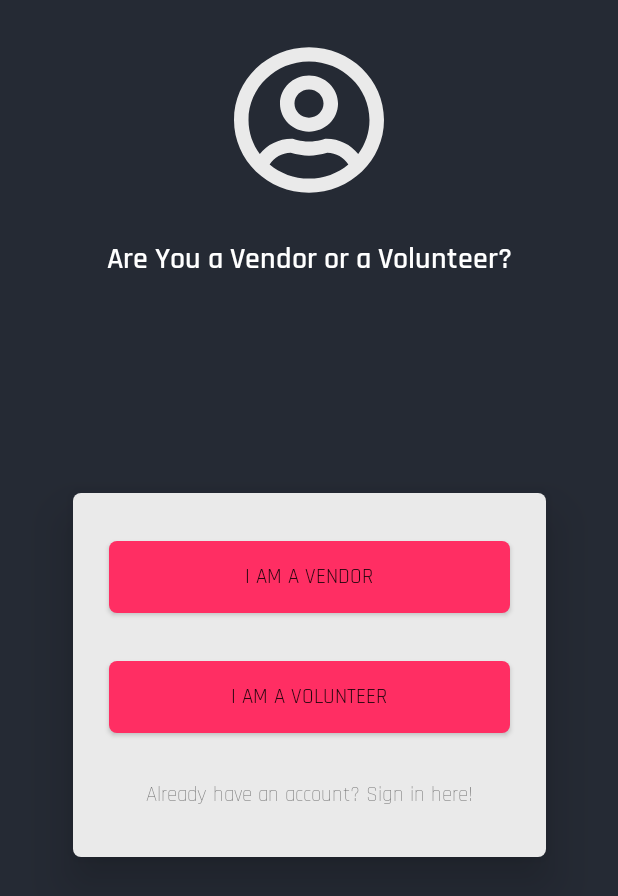
After one commit to Andrei250/covidhelper, an Android app: the ShopOrVolunteer screen opened directly, with no data from a screen before it, on a phone screen of 412 x 824 dp. The commit adds this screen. Shown: the top 896 px of the screen. Run offline under Robolectric (Android 15) with nearby library versions, the phone set to English and light mode, and no system bars.

Commit message:
Vendor or Volunteer activity created

```diff
--- a/app/src/main/AndroidManifest.xml
+++ b/app/src/main/AndroidManifest.xml
@@ -2,7 +2,7 @@
 <manifest xmlns:android="http://schemas.android.com/apk/res/android"
     package="com.example.covidhelper">
 
-    <uses-permission android:name="android.permission.INTERNET"/>
+    <uses-permission android:name="android.permission.INTERNET" />
 
     <application
         android:allowBackup="true"
@@ -11,6 +11,13 @@
         android:roundIcon="@mipmap/ic_launcher_round"
         android:supportsRtl="true"
         android:theme="@style/Theme.Design.Light.NoActionBar">
+        <activity android:name=".ShopOrVolunteer">
+            <intent-filter>
+                <action android:name="android.intent.action.MAIN" />
+
+                <category android:name="android.intent.category.LAUNCHER" />
+            </intent-filter>
+        </activity>
         <activity android:name=".LoginActivity">
             <intent-filter>
                 <action android:name="android.intent.action.MAIN" />
@@ -39,7 +46,6 @@
                 <category android:name="android.intent.category.LAUNCHER" />
             </intent-filter>
         </activity>
-
         <activity android:name=".AdminPanelActivity">
             <intent-filter>
                 <action android:name="android.intent.action.MAIN" />
@@ -47,7 +53,6 @@
                 <category android:name="android.intent.category.LAUNCHER" />
             </intent-filter>
         </activity>
-
         <activity android:name=".DisplayUsersActivity">
             <intent-filter>
                 <action android:name="android.intent.action.MAIN" />
@@ -55,7 +60,6 @@
                 <category android:name="android.intent.category.LAUNCHER" />
             </intent-filter>
         </activity>
-
         <activity android:name=".ModifyUser">
             <intent-filter>
                 <action android:name="android.intent.action.MAIN" />
@@ -63,7 +67,6 @@
                 <category android:name="android.intent.category.LAUNCHER" />
             </intent-filter>
         </activity>
-
         <activity android:name=".SeeUserDetails">
             <intent-filter>
                 <action android:name="android.intent.action.MAIN" />
--- /dev/null
+++ b/app/src/main/java/com/example/covidhelper/ShopOrVolunteer.java
@@ -0,0 +1,49 @@
+package com.example.covidhelper;
+
+import androidx.appcompat.app.AppCompatActivity;
+
+import android.content.Intent;
+import android.os.Bundle;
+import android.view.View;
+import android.widget.Button;
+import android.widget.TextView;
+
+public class ShopOrVolunteer extends AppCompatActivity {
+
+    @Override
+    protected void onCreate(Bundle savedInstanceState) {
+        super.onCreate(savedInstanceState);
+        setContentView(R.layout.activity_shop_or_volunteer);
+
+        Button vendor_btn = findViewById(R.id.idIAmVendorBtn);
+        Button volunteer_btn = findViewById(R.id.idIamVolunteerBtn);
+        TextView already_acc = findViewById(R.id.idVOrVAlreadyAcc);
+
+        // if Button is pressed then open ShopRegister activity
+        vendor_btn.setOnClickListener(new View.OnClickListener() {
+            @Override
+            public void onClick(View v) {
+                Intent intent = new Intent(getApplicationContext(), ShopRegister.class);
+                startActivity(intent);
+            }
+        });
+
+        // if Button is pressed then open VolunteerRegister activity
+        volunteer_btn.setOnClickListener(new View.OnClickListener() {
+            @Override
+            public void onClick(View v) {
+                Intent intent = new Intent(getApplicationContext(), VolunteerRegister.class);
+                startActivity(intent);
+            }
+        });
+
+        // if TextView is pressed then open Login activity
+        already_acc.setOnClickListener(new View.OnClickListener() {
+            @Override
+            public void onClick(View v) {
+                Intent intent = new Intent(getApplicationContext(), LoginActivity.class);
+                startActivity(intent);
+            }
+        });
+    }
+}
--- /dev/null
+++ b/app/src/main/res/layout/activity_shop_or_volunteer.xml
@@ -0,0 +1,101 @@
+<?xml version="1.0" encoding="utf-8"?>
+<androidx.constraintlayout.widget.ConstraintLayout xmlns:android="http://schemas.android.com/apk/res/android"
+    xmlns:app="http://schemas.android.com/apk/res-auto"
+    xmlns:tools="http://schemas.android.com/tools"
+    android:layout_width="match_parent"
+    android:layout_height="match_parent"
+    android:background="@color/colorPrimaryDark"
+    android:theme="@style/AppTheme"
+    tools:context=".ShopOrVolunteer">
+
+    <ImageView
+        android:id="@+id/imageView4"
+        android:layout_width="wrap_content"
+        android:layout_height="wrap_content"
+        android:layout_marginTop="30dp"
+        app:layout_constraintEnd_toEndOf="parent"
+        app:layout_constraintHorizontal_bias="0.501"
+        app:layout_constraintStart_toStartOf="parent"
+        app:layout_constraintTop_toTopOf="parent"
+        app:srcCompat="@drawable/ic_user_circle_regular"
+        android:contentDescription="@string/logo" />
+
+    <TextView
+        android:id="@+id/textView5"
+        android:layout_width="wrap_content"
+        android:layout_height="wrap_content"
+        android:layout_marginStart="32dp"
+        android:layout_marginTop="30dp"
+        android:layout_marginEnd="32dp"
+        android:fontFamily="@font/rajdhani_semibold"
+        android:text="@string/vendor_or_volunteer"
+        android:textColor="@android:color/white"
+        android:textSize="20sp"
+        android:theme="@style/AppTheme"
+        app:layout_constraintEnd_toEndOf="parent"
+        app:layout_constraintStart_toStartOf="parent"
+        app:layout_constraintTop_toBottomOf="@+id/imageView4" />
+
+    <androidx.constraintlayout.widget.ConstraintLayout
+        android:layout_width="315dp"
+        android:layout_height="wrap_content"
+        android:layout_marginStart="50dp"
+        android:layout_marginTop="70dp"
+        android:layout_marginEnd="50dp"
+        android:layout_marginBottom="180dp"
+        android:background="@drawable/bg_middle_square"
+        android:elevation="20dp"
+        app:layout_constraintBottom_toBottomOf="parent"
+        app:layout_constraintEnd_toEndOf="parent"
+        app:layout_constraintStart_toStartOf="parent"
+        app:layout_constraintTop_toBottomOf="@+id/textView5">
+
+        <Button
+            android:id="@+id/idIAmVendorBtn"
+            android:layout_width="0dp"
+            android:layout_height="wrap_content"
+            android:layout_marginStart="24dp"
+            android:layout_marginTop="32dp"
+            android:layout_marginEnd="24dp"
+            android:background="@drawable/button_design"
+            android:elevation="2dp"
+            android:fontFamily="@font/rajdhani"
+            android:text="@string/i_am_a_vendor"
+            app:layout_constraintEnd_toEndOf="parent"
+            app:layout_constraintStart_toStartOf="parent"
+            app:layout_constraintTop_toTopOf="parent" />
+
+        <Button
+            android:id="@+id/idIamVolunteerBtn"
+            android:layout_width="0dp"
+            android:layout_height="wrap_content"
+            android:layout_marginStart="24dp"
+            android:layout_marginTop="32dp"
+            android:layout_marginEnd="24dp"
+            android:background="@drawable/button_design"
+            android:elevation="2dp"
+            android:fontFamily="@font/rajdhani"
+            android:text="@string/i_am_a_volunteer"
+            android:theme="@style/AppTheme"
+            app:layout_constraintEnd_toEndOf="parent"
+            app:layout_constraintHorizontal_bias="0.497"
+            app:layout_constraintStart_toStartOf="parent"
+            app:layout_constraintTop_toBottomOf="@+id/idIAmVendorBtn" />
+
+        <TextView
+            android:id="@+id/idVOrVAlreadyAcc"
+            android:layout_width="wrap_content"
+            android:layout_height="wrap_content"
+            android:layout_marginTop="32dp"
+            android:layout_marginBottom="32dp"
+            android:clickable="true"
+            android:fontFamily="@font/rajdhani_light"
+            android:text="@string/already_have_account"
+            app:layout_constraintBottom_toBottomOf="parent"
+            app:layout_constraintEnd_toEndOf="parent"
+            app:layout_constraintStart_toStartOf="parent"
+            app:layout_constraintTop_toBottomOf="@+id/idIamVolunteerBtn"
+            android:focusable="true" />
+    </androidx.constraintlayout.widget.ConstraintLayout>
+
+</androidx.constraintlayout.widget.ConstraintLayout>
--- a/app/src/main/res/layout/activity_shop_register.xml
+++ b/app/src/main/res/layout/activity_shop_register.xml
@@ -44,6 +44,7 @@
         android:layout_marginEnd="50dp"
         android:layout_marginBottom="60dp"
         android:background="@drawable/bg_middle_square"
+        android:elevation="20dp"
         app:layout_constraintBottom_toBottomOf="parent"
         app:layout_constraintEnd_toEndOf="parent"
         app:layout_constraintStart_toStartOf="parent"
--- a/app/src/main/res/layout/activity_volunteer_register.xml
+++ b/app/src/main/res/layout/activity_volunteer_register.xml
@@ -45,11 +45,12 @@
         android:layout_marginEnd="50dp"
         android:layout_marginBottom="80dp"
         android:background="@drawable/bg_middle_square"
+        android:elevation="20dp"
+        android:theme="@style/AppTheme"
         app:layout_constraintBottom_toBottomOf="parent"
         app:layout_constraintEnd_toEndOf="parent"
         app:layout_constraintStart_toStartOf="parent"
-        app:layout_constraintTop_toBottomOf="@+id/textView"
-        android:theme="@style/AppTheme">
+        app:layout_constraintTop_toBottomOf="@+id/textView">
 
         <EditText
             android:id="@+id/idPassword"
@@ -64,10 +65,10 @@
             android:fontFamily="@font/rajdhani"
             android:hint="@string/password"
             android:inputType="textPassword"
+            android:theme="@style/AppTheme"
             app:layout_constraintEnd_toEndOf="parent"
             app:layout_constraintStart_toStartOf="parent"
-            app:layout_constraintTop_toBottomOf="@+id/idPhoneNumber"
-            android:theme="@style/AppTheme"/>
+            app:layout_constraintTop_toBottomOf="@+id/idPhoneNumber" />
 
         <EditText
             android:id="@+id/idVolunteerName"
@@ -82,10 +83,10 @@
             android:fontFamily="@font/rajdhani"
             android:hint="@string/FullName"
             android:inputType="textPersonName"
+            android:theme="@style/AppTheme"
             app:layout_constraintEnd_toEndOf="parent"
             app:layout_constraintStart_toStartOf="parent"
-            app:layout_constraintTop_toTopOf="parent"
-            android:theme="@style/AppTheme"/>
+            app:layout_constraintTop_toTopOf="parent" />
 
         <EditText
             android:id="@+id/idEmail"
@@ -100,10 +101,10 @@
             android:fontFamily="@font/rajdhani"
             android:hint="@string/email"
             android:inputType="textEmailAddress"
+            android:theme="@style/AppTheme"
             app:layout_constraintEnd_toEndOf="parent"
             app:layout_constraintStart_toStartOf="parent"
-            app:layout_constraintTop_toBottomOf="@+id/idVolunteerName"
-            android:theme="@style/AppTheme"/>
+            app:layout_constraintTop_toBottomOf="@+id/idVolunteerName" />
 
         <EditText
             android:id="@+id/idPhoneNumber"
@@ -118,11 +119,11 @@
             android:fontFamily="@font/rajdhani"
             android:hint="@string/phone_number"
             android:inputType="phone"
+            android:theme="@style/AppTheme"
             app:layout_constraintEnd_toEndOf="parent"
             app:layout_constraintHorizontal_bias="0.0"
             app:layout_constraintStart_toStartOf="parent"
-            app:layout_constraintTop_toBottomOf="@+id/idEmail"
-            android:theme="@style/AppTheme"/>
+            app:layout_constraintTop_toBottomOf="@+id/idEmail" />
 
         <Button
             android:id="@+id/idRegisterButton"
--- a/app/src/main/res/layout/display_item.xml
+++ b/app/src/main/res/layout/display_item.xml
@@ -8,7 +8,7 @@
     android:layout_marginTop="10dp"
     android:layout_marginEnd="10dp"
     android:layout_gravity="center_horizontal"
-    android:background="@drawable/bg_login"
+    android:background="@drawable/bg_middle_square"
     android:elevation="30dp">
 
     <TextView
--- a/app/src/main/res/values/strings.xml
+++ b/app/src/main/res/values/strings.xml
@@ -40,4 +40,8 @@
     <string name="no_account">Don\'t have an account? Register now!</string>
     <string name="already_have_account">Already have an account? Sign in here!</string>
     <string name="register_as_volunteer">Register as a Volunteer!</string>
+    <string name="logo">Logo</string>
+    <string name="vendor_or_volunteer">Are You a Vendor or a Volunteer?</string>
+    <string name="i_am_a_vendor">I am a Vendor</string>
+    <string name="i_am_a_volunteer">I am a Volunteer</string>
 </resources>
```
